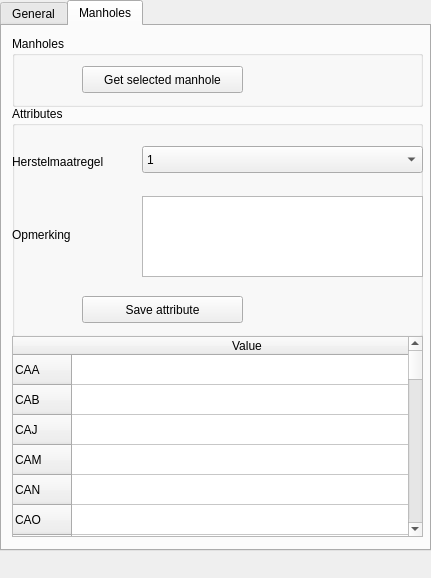
First picture: the form in beoordelingstool_dockwidget_base.ui, repository nens/Beoordelingstool, before the edit.
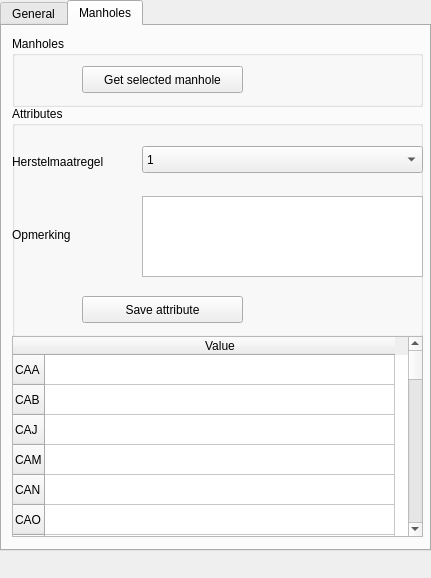
Second picture: the form after the edit.

Commit message: Renamed empty field in table and added CBM.

Patch:
```diff
--- a/beoordelingstool_dockwidget_base.ui
+++ b/beoordelingstool_dockwidget_base.ui
@@ -348,7 +348,7 @@
       </row>
       <row>
        <property name="text">
-        <string>New Row</string>
+        <string>CBM</string>
        </property>
       </row>
       <row>
```
